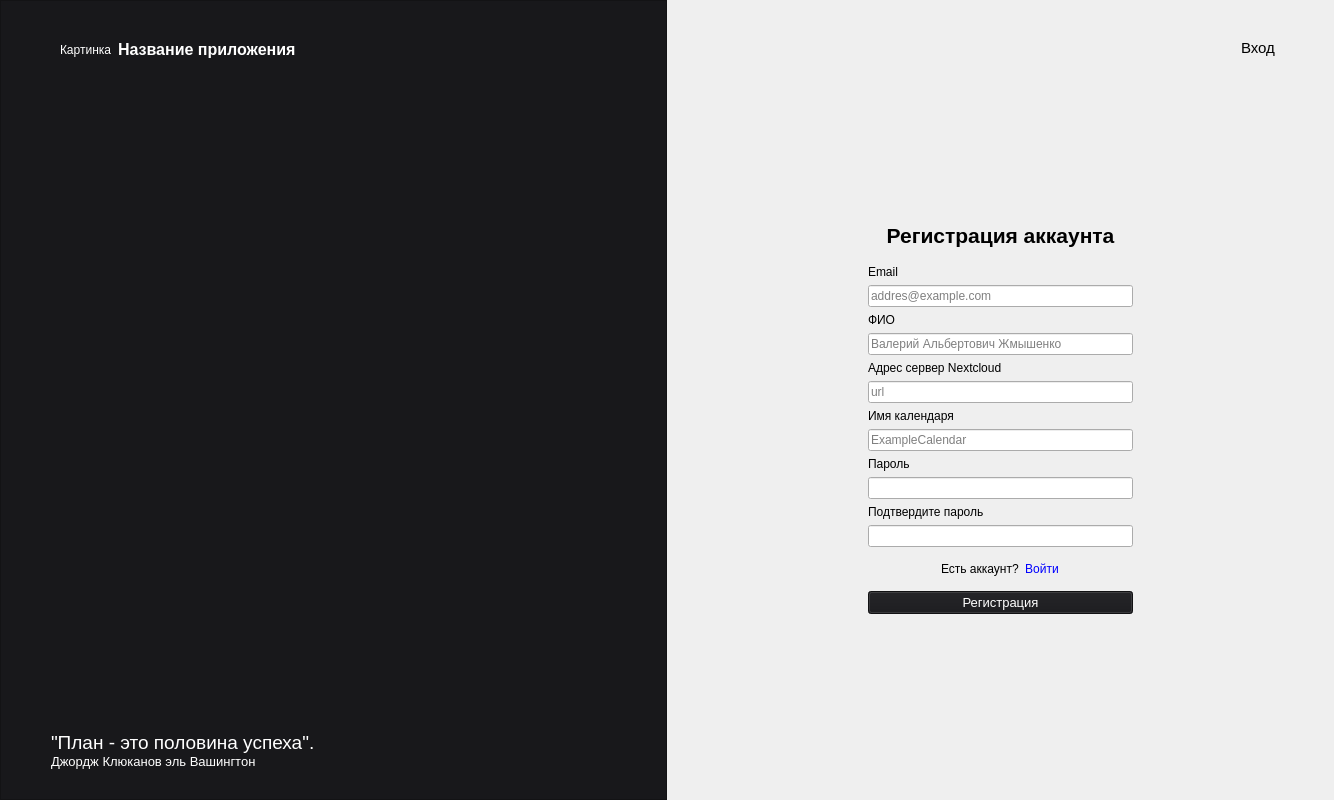
SUAI-43dep-paoxt/TP2024, file client/TaskManager/widgets/authorization.ui: the form before one commit.
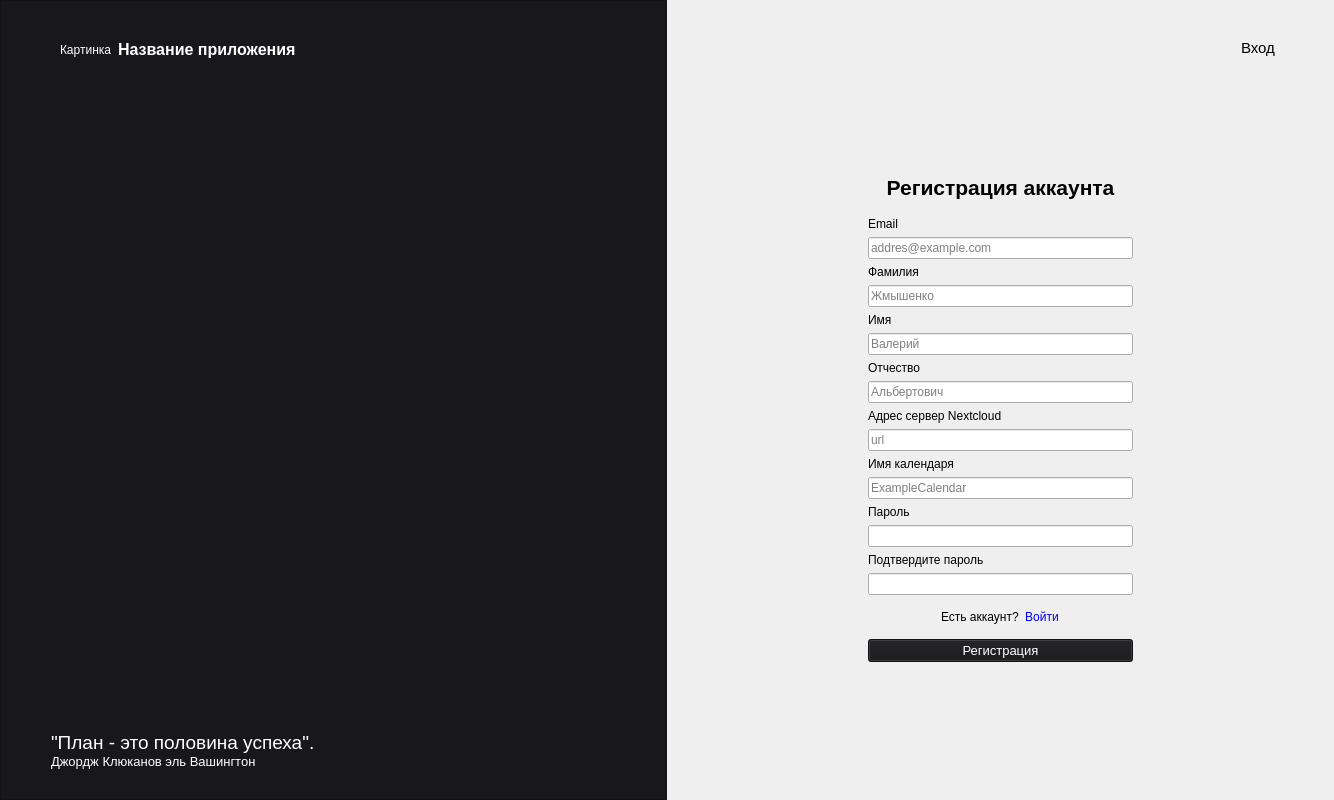
The form after the commit. The open tabs and pages were chosen to show the change.

The edit to the form file:
```diff
--- a/client/TaskManager/widgets/authorization.ui
+++ b/client/TaskManager/widgets/authorization.ui
@@ -284,14 +284,42 @@
              <item>
               <widget class="QLabel" name="label_reg_fio">
                <property name="text">
-                <string>ФИО</string>
+                <string>Фамилия</string>
                </property>
               </widget>
              </item>
              <item>
               <widget class="QLineEdit" name="lineEdit_reg_fio">
                <property name="placeholderText">
-                <string>Валерий Альбертович Жмышенко</string>
+                <string>Жмышенко</string>
+               </property>
+              </widget>
+             </item>
+             <item>
+              <widget class="QLabel" name="label_reg_n">
+               <property name="text">
+                <string>Имя</string>
+               </property>
+              </widget>
+             </item>
+             <item>
+              <widget class="QLineEdit" name="lineEdit_reg_n">
+               <property name="placeholderText">
+                <string>Валерий</string>
+               </property>
+              </widget>
+             </item>
+             <item>
+              <widget class="QLabel" name="label_reg_m">
+               <property name="text">
+                <string>Отчество</string>
+               </property>
+              </widget>
+             </item>
+             <item>
+              <widget class="QLineEdit" name="lineEdit_reg_m">
+               <property name="placeholderText">
+                <string>Альбертович</string>
                </property>
               </widget>
              </item>
@@ -441,23 +469,7 @@
             </layout>
            </widget>
           </item>
-          <item row="2" column="3">
-           <spacer name="horizontalSpacer_2">
-            <property name="orientation">
-             <enum>Qt::Horizontal</enum>
-            </property>
-            <property name="sizeType">
-             <enum>QSizePolicy::Preferred</enum>
-            </property>
-            <property name="sizeHint" stdset="0">
-             <size>
-              <width>40</width>
-              <height>20</height>
-             </size>
-            </property>
-           </spacer>
-          </item>
-          <item row="2" column="0">
+          <item row="2" column="0" rowspan="2">
            <spacer name="horizontalSpacer">
             <property name="orientation">
              <enum>Qt::Horizontal</enum>
@@ -473,6 +485,22 @@
             </property>
            </spacer>
           </item>
+          <item row="2" column="3" rowspan="2">
+           <spacer name="horizontalSpacer_2">
+            <property name="orientation">
+             <enum>Qt::Horizontal</enum>
+            </property>
+            <property name="sizeType">
+             <enum>QSizePolicy::Preferred</enum>
+            </property>
+            <property name="sizeHint" stdset="0">
+             <size>
+              <width>40</width>
+              <height>20</height>
+             </size>
+            </property>
+           </spacer>
+          </item>
          </layout>
         </widget>
        </item>
```
Left out of the diff: 29 changed lines with no effect on the pictures.
